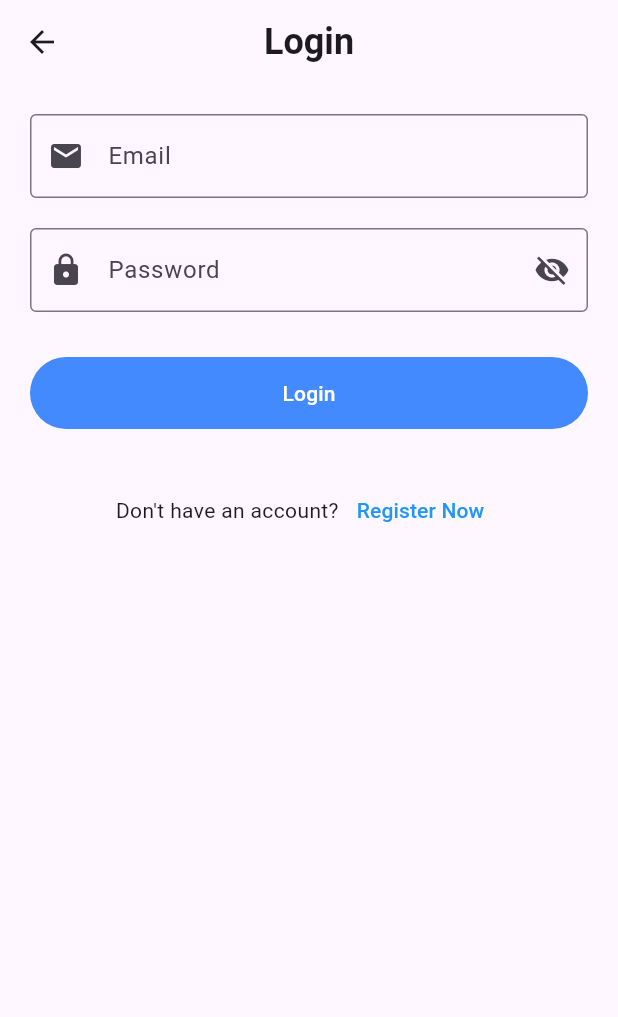
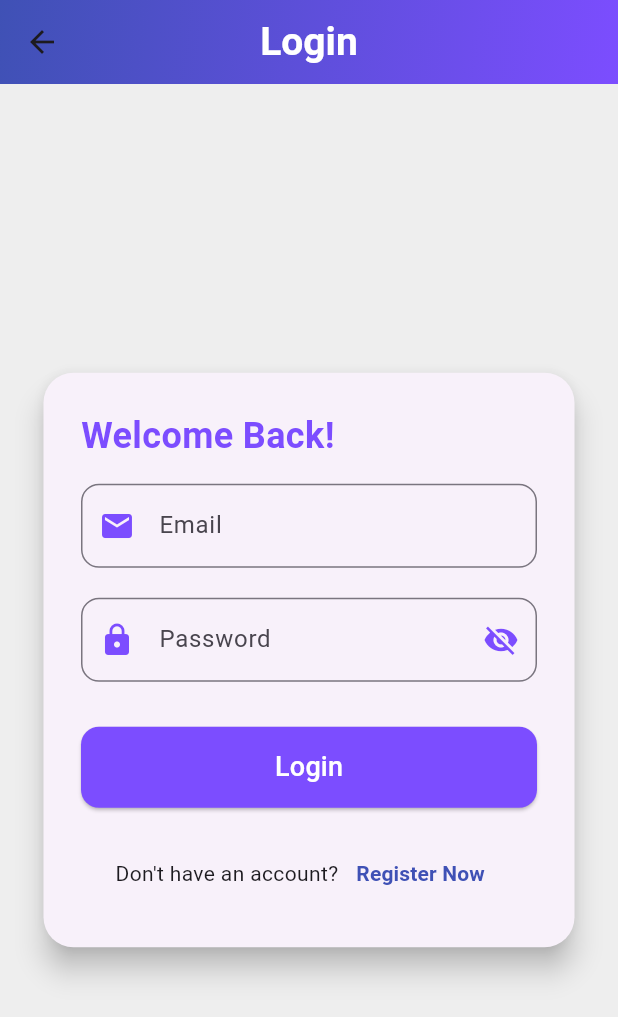
Before and after one commit to Doaamahmoud903/Flutter_App_ITI, a Flutter app: the LoginScreen screen opened directly, on a phone screen of 412 x 824 dp. Shown: the top 1017 px of the screen. Run offline on Flutter 3.47's test engine with Material 3 defaults, Android fonts, the phone set to English and light mode, and no system bars; Roboto replaces fonts that are missing (CamingoCode).

Commit message:
Update login_screen.dart

```diff
--- a/lib/login_screen.dart
+++ b/lib/login_screen.dart
@@ -48,32 +48,62 @@ class _LoginScreenState extends State<LoginScreen> {
   @override
   Widget build(BuildContext context) {
     return Scaffold(
+      backgroundColor: Colors.grey[200], // Light background
       appBar: AppBar(
-        backgroundColor: Color(0x205781),
+        flexibleSpace: Container(
+          decoration: const BoxDecoration(
+            gradient: LinearGradient(
+              colors: [Colors.indigo, Colors.deepPurpleAccent], // Modern gradient
+              begin: Alignment.topLeft,
+              end: Alignment.bottomRight,
+            ),
+          ),
+        ),
         title: const Text(
           "Login",
           style: TextStyle(
-            fontFamily: "CamingoCode",
-            fontSize: 24,
+            fontSize: 26,
             fontWeight: FontWeight.bold,
+            color: Colors.white,
           ),
         ),
         centerTitle: true,
+        elevation: 5,
       ),
-      body: Padding(
-        padding: const EdgeInsets.all(20.0),
+      body: Center(
+        child: Padding(
+          padding: const EdgeInsets.symmetric(horizontal: 25),
+          child: Card(
+            elevation: 8,
+            shape: RoundedRectangleBorder(
+              borderRadius: BorderRadius.circular(20),
+            ),
+            child: Padding(
+              padding: const EdgeInsets.all(25),
               child: Form(
                 key: _formKey, // Assign form key
                 child: Column(
+                  mainAxisSize: MainAxisSize.min,
                   crossAxisAlignment: CrossAxisAlignment.start,
                   children: [
+                    const Text(
+                      "Welcome Back!",
+                      style: TextStyle(
+                        fontSize: 24,
+                        fontWeight: FontWeight.bold,
+                        color: Colors.deepPurpleAccent,
+                      ),
+                    ),
+                    const SizedBox(height: 15),
                     TextFormField(
                       keyboardType: TextInputType.emailAddress,
                       controller: emailController,
-                decoration: const InputDecoration(
+                      decoration: InputDecoration(
                         labelText: "Email",
-                  prefixIcon: Icon(Icons.email),
-                  border: OutlineInputBorder(),
+                        prefixIcon: const Icon(Icons.email, color: Colors.deepPurpleAccent),
+                        border: OutlineInputBorder(
+                          borderRadius: BorderRadius.circular(12),
+                        ),
                       ),
                       validator: validateEmail,
                     ),
@@ -84,7 +114,7 @@ class _LoginScreenState extends State<LoginScreen> {
                       controller: passwordController,
                       decoration: InputDecoration(
                         labelText: "Password",
-                  prefixIcon: const Icon(Icons.lock),
+                        prefixIcon: const Icon(Icons.lock, color: Colors.deepPurpleAccent),
                         suffixIcon: IconButton(
                           onPressed: () {
                             setState(() {
@@ -93,21 +123,26 @@ class _LoginScreenState extends State<LoginScreen> {
                           },
                           icon: Icon(
                             isVisible ? Icons.visibility : Icons.visibility_off,
+                            color: Colors.deepPurpleAccent,
                           ),
                         ),
-                  border: const OutlineInputBorder(),
+                        border: OutlineInputBorder(
+                          borderRadius: BorderRadius.circular(12),
+                        ),
                       ),
                       validator: validatePassword,
                     ),
                     const SizedBox(height: 30),
-              Container(
+                    SizedBox(
                       width: double.infinity,
-                decoration: BoxDecoration(
-                  color: Colors.blueAccent,
-                  borderRadius: BorderRadius.circular(25),
+                      child: ElevatedButton(
+                        style: ElevatedButton.styleFrom(
+                          backgroundColor: Colors.deepPurpleAccent,
+                          padding: const EdgeInsets.symmetric(vertical: 14),
+                          shape: RoundedRectangleBorder(
+                            borderRadius: BorderRadius.circular(12),
                           ),
-                child: MaterialButton(
-                  padding: EdgeInsets.symmetric(horizontal: 20),
+                        ),
                         onPressed: () {
                           if (_formKey.currentState!.validate()) {
                             print("Email: ${emailController.text}");
@@ -116,11 +151,11 @@ class _LoginScreenState extends State<LoginScreen> {
                         },
                         child: const Text(
                           "Login",
-                    style: TextStyle(color: Colors.white),
+                          style: TextStyle(fontSize: 18, color: Colors.white),
                         ),
                       ),
                     ),
-              const SizedBox(height: 30),
+                    const SizedBox(height: 20),
                     Center(
                       child: Row(
                         mainAxisAlignment: MainAxisAlignment.center,
@@ -130,7 +165,10 @@ class _LoginScreenState extends State<LoginScreen> {
                             onPressed: () {},
                             child: const Text(
                               "Register Now",
-                        style: TextStyle(color: Colors.blue),
+                              style: TextStyle(
+                                color: Colors.indigo,
+                                fontWeight: FontWeight.bold,
+                              ),
                             ),
                           ),
                         ],
@@ -140,6 +178,9 @@ class _LoginScreenState extends State<LoginScreen> {
                 ),
               ),
             ),
+          ),
+        ),
+      ),
     );
   }
 }
```
Lines whose indentation alone changed are shown as unchanged.
